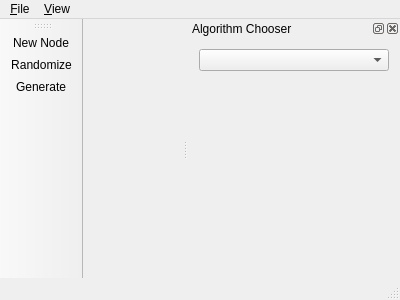
scvalex/visigoth, file visigoth/mainwindow.ui: the form before one commit.
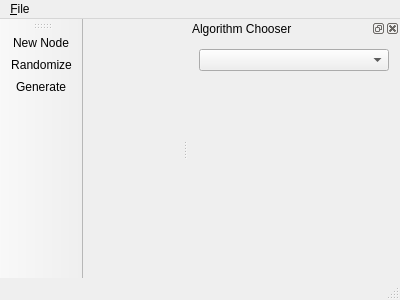
The form after the commit.

Commit message: remove view menu #21

```diff
--- a/visigoth/mainwindow.ui
+++ b/visigoth/mainwindow.ui
@@ -32,14 +32,7 @@
     </property>
     <addaction name="exportToAct"/>
    </widget>
-   <widget class="QMenu" name="menuView">
-    <property name="title">
-     <string>&amp;View</string>
-    </property>
-    <addaction name="toggleControlAct"/>
-   </widget>
    <addaction name="menu_File"/>
-   <addaction name="menuView"/>
   </widget>
   <widget class="QStatusBar" name="statusBar"/>
   <widget class="QToolBar" name="quickBar">
```
Left out of the diff: 14 changed lines with no effect on the pictures. The commit also changes 2 other files.
